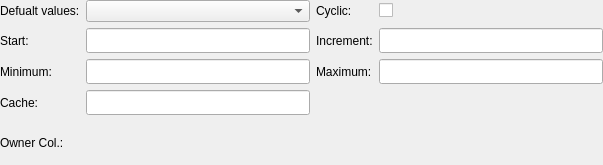
The window that libpgmodeler_ui/ui/sequencewidget.ui (pgmodeler/pgmodeler) describes before a commit, drawn with Qt 5.
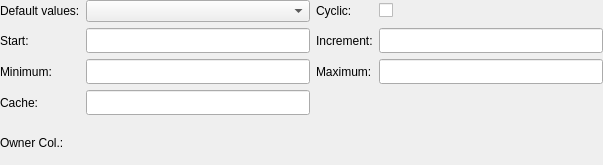
The same window after the commit.

Commit message: Fix typo on sequence properties

```diff
--- a/libpgmodeler_ui/ui/sequencewidget.ui
+++ b/libpgmodeler_ui/ui/sequencewidget.ui
@@ -41,7 +41,7 @@
    <item row="0" column="0">
     <widget class="QLabel" name="label">
      <property name="text">
-      <string>Defualt values:</string>
+      <string>Default values:</string>
      </property>
     </widget>
    </item>
```
